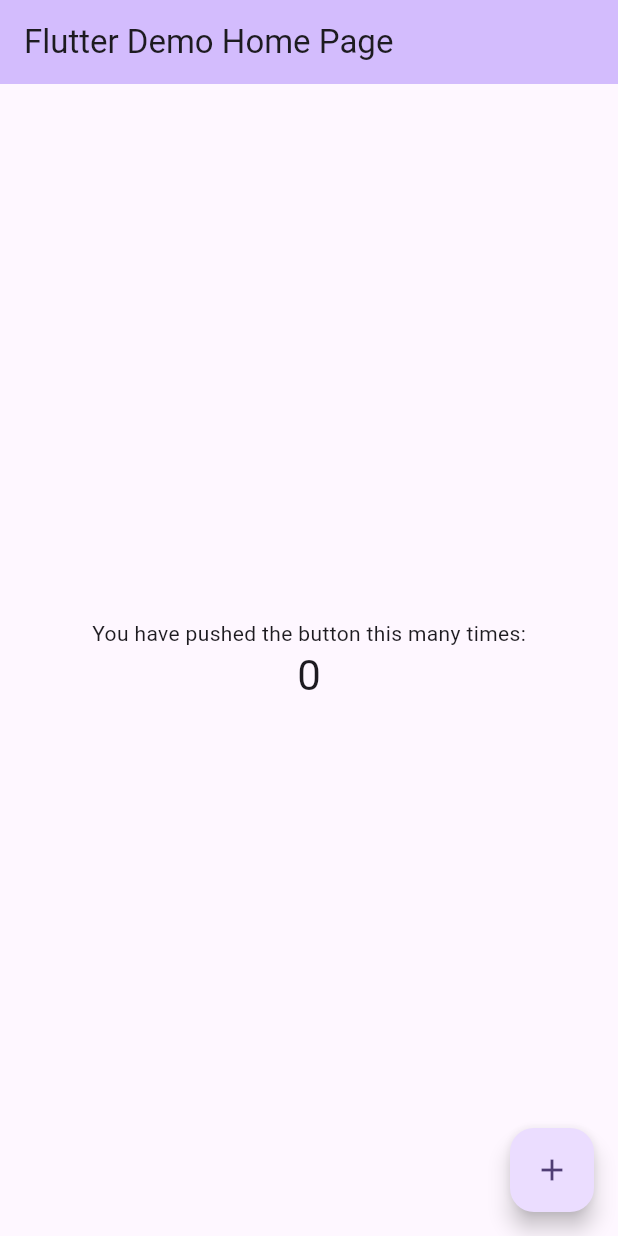
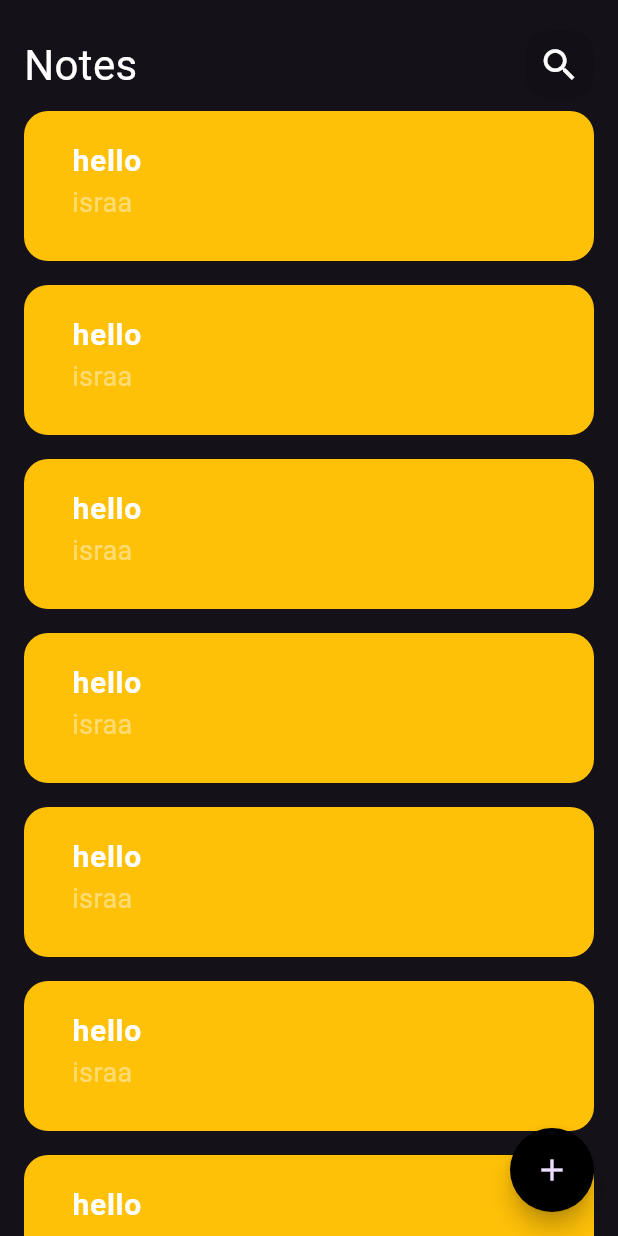
Before and after one commit to Israa6yazbeck/notes_app, a Flutter app: the screen it shows after launch, on a phone screen of 412 x 824 dp. Run offline on Flutter 3.47's test engine with Material 3 defaults, Android fonts, the phone set to English and light mode, and no system bars.

Commit message:
add plus sign

```diff
--- a/lib/main.dart
+++ b/lib/main.dart
@@ -1,122 +1,19 @@
 import 'package:flutter/material.dart';
+import 'package:my_notes_app/views/notes_view.dart';
 
 void main() {
-  runApp(const MyApp());
+  runApp(const Notes_App());
 }
 
-class MyApp extends StatelessWidget {
-  const MyApp({super.key});
+class Notes_App extends StatelessWidget {
+  const Notes_App({super.key});
 
-  // This widget is the root of your application.
   @override
   Widget build(BuildContext context) {
     return MaterialApp(
-      title: 'Flutter Demo',
-      theme: ThemeData(
-        // This is the theme of your application.
-        //
-        // TRY THIS: Try running your application with "flutter run". You'll see
-        // the application has a purple toolbar. Then, without quitting the app,
-        // try changing the seedColor in the colorScheme below to Colors.green
-        // and then invoke "hot reload" (save your changes or press the "hot
-        // reload" button in a Flutter-supported IDE, or press "r" if you used
-        // the command line to start the app).
-        //
-        // Notice that the counter didn't reset back to zero; the application
-        // state is not lost during the reload. To reset the state, use hot
-        // restart instead.
-        //
-        // This works for code too, not just values: Most code changes can be
-        // tested with just a hot reload.
-        colorScheme: ColorScheme.fromSeed(seedColor: Colors.deepPurple),
-      ),
-      home: const MyHomePage(title: 'Flutter Demo Home Page'),
+      theme: ThemeData.dark(),
+      debugShowCheckedModeBanner: false,
+      home: NotesView(),
     );
   }
 }
-
-class MyHomePage extends StatefulWidget {
-  const MyHomePage({super.key, required this.title});
-
-  // This widget is the home page of your application. It is stateful, meaning
-  // that it has a State object (defined below) that contains fields that affect
-  // how it looks.
-
-  // This class is the configuration for the state. It holds the values (in this
-  // case the title) provided by the parent (in this case the App widget) and
-  // used by the build method of the State. Fields in a Widget subclass are
-  // always marked "final".
-
-  final String title;
-
-  @override
-  State<MyHomePage> createState() => _MyHomePageState();
-}
-
-class _MyHomePageState extends State<MyHomePage> {
-  int _counter = 0;
-
-  void _incrementCounter() {
-    setState(() {
-      // This call to setState tells the Flutter framework that something has
-      // changed in this State, which causes it to rerun the build method below
-      // so that the display can reflect the updated values. If we changed
-      // _counter without calling setState(), then the build method would not be
-      // called again, and so nothing would appear to happen.
-      _counter++;
-    });
-  }
-
-  @override
-  Widget build(BuildContext context) {
-    // This method is rerun every time setState is called, for instance as done
-    // by the _incrementCounter method above.
-    //
-    // The Flutter framework has been optimized to make rerunning build methods
-    // fast, so that you can just rebuild anything that needs updating rather
-    // than having to individually change instances of widgets.
-    return Scaffold(
-      appBar: AppBar(
-        // TRY THIS: Try changing the color here to a specific color (to
-        // Colors.amber, perhaps?) and trigger a hot reload to see the AppBar
-        // change color while the other colors stay the same.
-        backgroundColor: Theme.of(context).colorScheme.inversePrimary,
-        // Here we take the value from the MyHomePage object that was created by
-        // the App.build method, and use it to set our appbar title.
-        title: Text(widget.title),
-      ),
-      body: Center(
-        // Center is a layout widget. It takes a single child and positions it
-        // in the middle of the parent.
-        child: Column(
-          // Column is also a layout widget. It takes a list of children and
-          // arranges them vertically. By default, it sizes itself to fit its
-          // children horizontally, and tries to be as tall as its parent.
-          //
-          // Column has various properties to control how it sizes itself and
-          // how it positions its children. Here we use mainAxisAlignment to
-          // center the children vertically; the main axis here is the vertical
-          // axis because Columns are vertical (the cross axis would be
-          // horizontal).
-          //
-          // TRY THIS: Invoke "debug painting" (choose the "Toggle Debug Paint"
-          // action in the IDE, or press "p" in the console), to see the
-          // wireframe for each widget.
-          mainAxisAlignment: MainAxisAlignment.center,
-          children: <Widget>[
-            const Text('You have pushed the button this many times:'),
-            Text(
-              '$_counter',
-              style: Theme.of(context).textTheme.headlineMedium,
-            ),
-          ],
-        ),
-      ),
-      floatingActionButton: FloatingActionButton(
-        onPressed: _incrementCounter,
-        tooltip: 'Increment',
-        child: const Icon(Icons.add),
-      ), // This trailing comma makes auto-formatting nicer for build methods.
-    );
-  }
-}
--- /dev/null
+++ b/lib/views/notes_view.dart
@@ -0,0 +1,19 @@
+import 'package:flutter/material.dart';
+import 'package:my_notes_app/views/widgets/notesviewbody.dart';
+
+class NotesView extends StatelessWidget {
+  const NotesView({super.key});
+
+  @override
+  Widget build(BuildContext context) {
+    return Scaffold(
+      floatingActionButton: FloatingActionButton(
+        onPressed: () {},
+        backgroundColor: Colors.black,
+        shape: CircleBorder(),
+        child: const Icon(Icons.add),
+      ),
+      body: const Notesviewbody(),
+    );
+  }
+}
--- /dev/null
+++ b/lib/views/widgets/customBody.dart
@@ -0,0 +1,37 @@
+import 'package:flutter/material.dart';
+import 'package:my_notes_app/views/widgets/customappbar.dart';
+import 'package:my_notes_app/views/widgets/customnode.dart';
+
+class Custombody extends StatelessWidget {
+  const Custombody({super.key});
+
+  @override
+  Widget build(BuildContext context) {
+    return Padding(
+      padding: EdgeInsets.symmetric(horizontal: 16),
+      child: Column(
+        children: [
+          SizedBox(height: 20),
+          Customappbar(),
+          Expanded(child: notenode()),
+        ],
+      ),
+    );
+  }
+}
+
+class notenode extends StatelessWidget {
+  const notenode({super.key});
+
+  @override
+  Widget build(BuildContext context) {
+    return ListView.builder(
+      itemBuilder: (context, index) {
+        return const Padding(
+          padding: EdgeInsets.symmetric(vertical: 8),
+          child: Customnode(),
+        );
+      },
+    );
+  }
+}
--- /dev/null
+++ b/lib/views/widgets/customappbar.dart
@@ -0,0 +1,17 @@
+import 'package:flutter/material.dart';
+import 'package:my_notes_app/views/widgets/customsearchicon.dart';
+
+class Customappbar extends StatelessWidget {
+  const Customappbar({super.key});
+
+  @override
+  Widget build(BuildContext context) {
+    return Row(
+      children: const [
+        Text("Notes", style: TextStyle(color: Colors.white, fontSize: 28)),
+        Spacer(),
+        Customsearchicon(),
+      ],
+    );
+  }
+}
--- /dev/null
+++ b/lib/views/widgets/customnode.dart
@@ -0,0 +1,41 @@
+import 'package:flutter/material.dart';
+import 'dart:math';
+
+final List<Color> color = [Colors.amber, Colors.red, Colors.blue, Colors.green];
+
+class Customnode extends StatelessWidget {
+  const Customnode({super.key});
+
+  @override
+  Widget build(BuildContext context) {
+    return Container(
+      padding: EdgeInsets.symmetric(vertical: 10, horizontal: 16),
+      height: 100,
+      decoration: BoxDecoration(
+        color: color[Random().nextInt(4)],
+        borderRadius: BorderRadius.circular(16),
+      ),
+      child: Column(
+        children: [
+          ListTile(
+            title: Text(
+              "hello",
+              style: TextStyle(
+                color: Colors.white,
+                fontSize: 20,
+                fontWeight: FontWeight.bold,
+              ),
+            ),
+            subtitle: Text(
+              "israa",
+              style: TextStyle(
+                color: const Color.fromARGB(111, 255, 255, 255),
+                fontSize: 18,
+              ),
+            ),
+          ),
+        ],
+      ),
+    );
+  }
+}
--- /dev/null
+++ b/lib/views/widgets/customsearchicon.dart
@@ -0,0 +1,18 @@
+import 'package:flutter/material.dart';
+
+class Customsearchicon extends StatelessWidget {
+  const Customsearchicon({super.key});
+
+  @override
+  Widget build(BuildContext context) {
+    return Container(
+      height: 46,
+      width: 46,
+      decoration: BoxDecoration(
+        color: const Color.fromARGB(22, 0, 0, 0),
+        borderRadius: BorderRadius.circular(16),
+      ),
+      child: Center(child: Icon(Icons.search, size: 28)),
+    );
+  }
+}
--- /dev/null
+++ b/lib/views/widgets/notesviewbody.dart
@@ -0,0 +1,11 @@
+import 'package:flutter/material.dart';
+import 'package:my_notes_app/views/widgets/customBody.dart';
+
+class Notesviewbody extends StatelessWidget {
+  const Notesviewbody({super.key});
+
+  @override
+  Widget build(BuildContext context) {
+    return Container(child: Custombody());
+  }
+}
```
